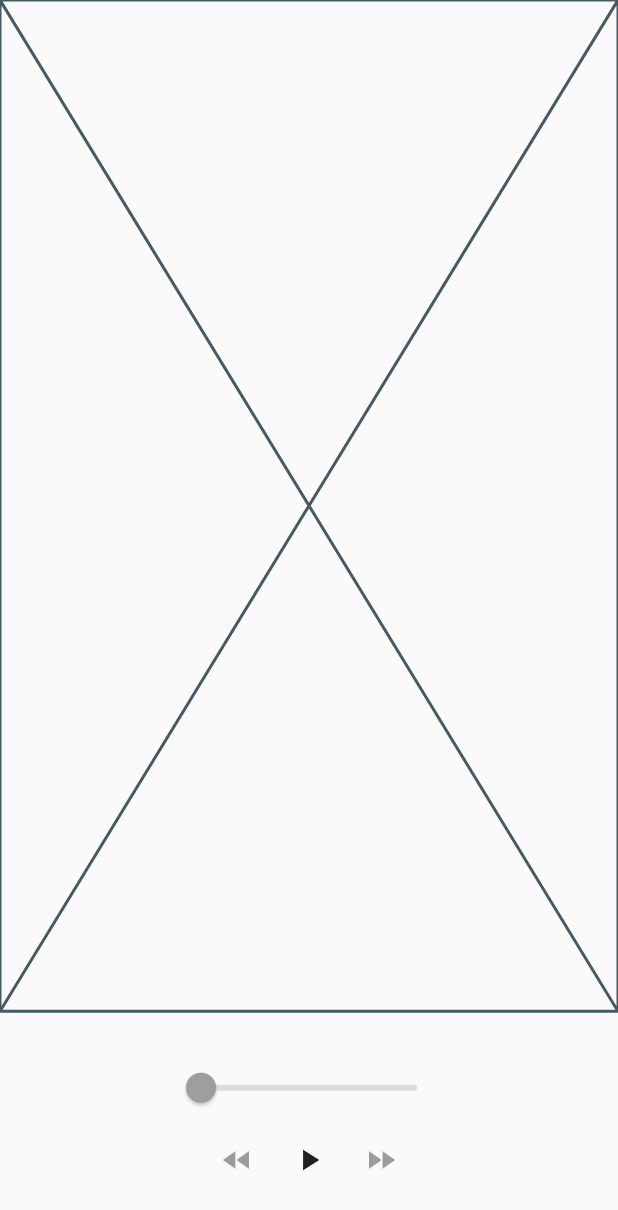
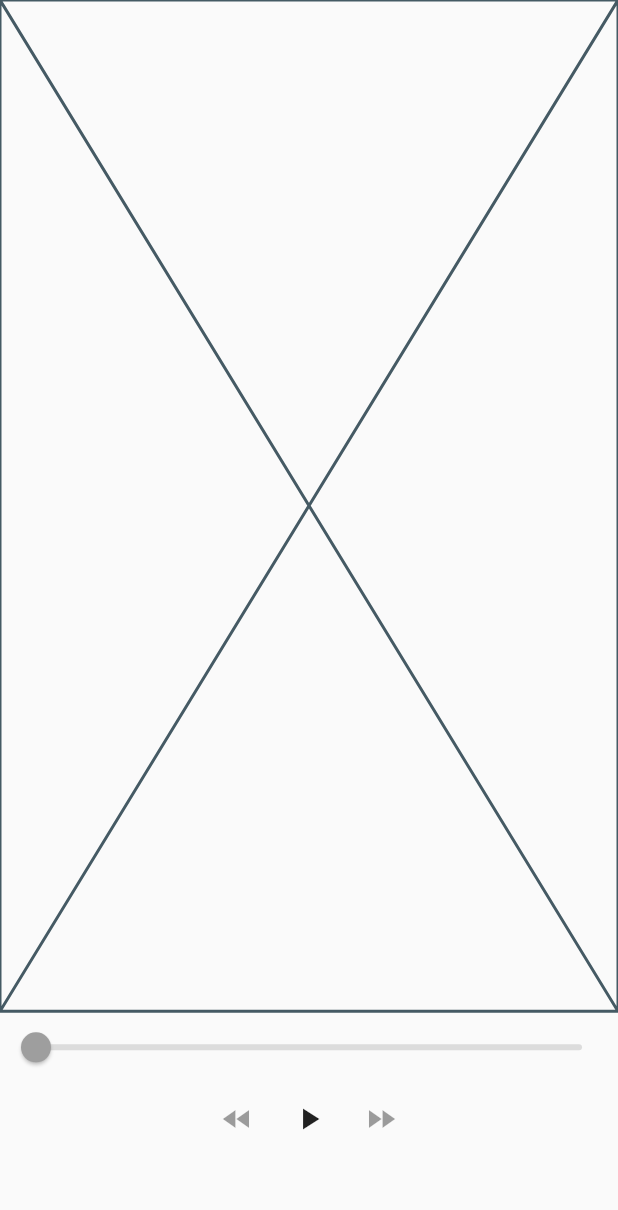
Before and after one commit to nahoang/app_dashcast_flutter, a Flutter app: the screen it shows after launch, on a phone screen of 412 x 824 dp. Shown: the top 1210 px of the screen. Run offline on Flutter 3.47's test engine with Material 2 defaults, Android fonts, the phone set to English and light mode, and no system bars; missing offline and left inert: flutter_sound.

Commit message:
feat: Implement Player

```diff
--- a/lib/main.dart
+++ b/lib/main.dart
@@ -1,44 +1,24 @@
-import 'dart:async';
-
 import 'package:flutter/material.dart';
 import 'package:flutter_sound/flutter_sound.dart';
 
-void main() {
-  runApp(const MyApp());
-}
+void main() => runApp(MyApp());
 
 class MyApp extends StatelessWidget {
-  const MyApp({Key key}) : super(key: key);
-
-  // This widget is the root of your application.
   @override
   Widget build(BuildContext context) {
     return MaterialApp(
-      title: 'Flutter Demo',
-      theme: ThemeData(
-        primarySwatch: Colors.blue,
-      ),
-      home: const MyHomePage(title: 'Flutter Demo Home Page'),
+      title: 'The Boring Show!',
+      home: BoringPage(),
     );
   }
 }
 
-class MyHomePage extends StatefulWidget {
-  const MyHomePage({Key key, this.title}) : super(key: key);
-
-  final String title;
-
-  @override
-  State<MyHomePage> createState() => _MyHomePageState();
-}
-
-class _MyHomePageState extends State<MyHomePage> {
+class BoringPage extends StatelessWidget {
   @override
   Widget build(BuildContext context) {
     return Scaffold(
-        body: Center(
-      child: SafeArea(child: DashCastApp()),
-    ));
+      body: SafeArea(child: DashCastApp()),
+    );
   }
 }
 
@@ -51,7 +31,10 @@ class DashCastApp extends StatelessWidget {
           flex: 9,
           child: Placeholder(),
         ),
-        Flexible(flex: 2, child: PlaybackButtons()),
+        Flexible(
+          flex: 2,
+          child: AudioControls(),
+        ),
       ],
     );
   }
@@ -62,30 +45,18 @@ class AudioControls extends StatelessWidget {
   Widget build(BuildContext context) {
     return Column(
       children: [
-        PlaybackButton(),
+        PlaybackButtons(),
       ],
     );
   }
 }
 
-class PlaybackButtons extends StatelessWidget {
+class PlaybackButtons extends StatefulWidget {
   @override
-  Widget build(BuildContext context) {
-    return Row(
-      mainAxisAlignment: MainAxisAlignment.center,
-      children: [
-        PlaybackButton(),
-      ],
-    );
-  }
+  _PlaybackButtonState createState() => _PlaybackButtonState();
 }
 
-class PlaybackButton extends StatefulWidget {
-  @override
-  State<PlaybackButton> createState() => _PlaybackButtonState();
-}
-
-class _PlaybackButtonState extends State<PlaybackButton> {
+class _PlaybackButtonState extends State<PlaybackButtons> {
   bool _isPlaying = false;
   FlutterSound _sound;
   final url =
@@ -96,31 +67,15 @@ class _PlaybackButtonState extends State<PlaybackButton> {
   @override
   void initState() {
     super.initState();
-    FlutterSound _sound = FlutterSound();
+    _sound = FlutterSound();
     _playPosition = 0;
   }
 
   void _stop() async {
     await _sound.stopPlayer();
-    setState(() {
-      _isPlaying = false;
-    });
+    setState(() => _isPlaying = false);
   }
 
-  // void _play() async {
-  //   String path = await _sound.startPlayer(url);
-  //   _playerSubscription = _sound.onPlayerStateChanged
-  //     ..listen((e) {
-  //       if (e != null) {
-  //         print(e.currentPosition);
-  //         setState(() {
-  //           _playPosition = e.currentPosition / e.duration;
-  //         });
-  //       }
-  //     });
-  //   setState(() {this._isPlaying = true;
-  //   });
-  // }
   void _play() async {
     await _sound.startPlayer(url);
     _playerSubscription = _sound.onPlayerStateChanged
@@ -146,18 +101,21 @@ class _PlaybackButtonState extends State<PlaybackButton> {
         Row(
           mainAxisAlignment: MainAxisAlignment.center,
           children: [
-            IconButton(onPressed: null, icon: Icon(Icons.fast_rewind)),
+            IconButton(icon: Icon(Icons.fast_rewind), onPressed: null),
             IconButton(
+              icon: _isPlaying ? Icon(Icons.stop) : Icon(Icons.play_arrow),
               onPressed: () {
                 if (_isPlaying) {
                   _stop();
                 } else {
                   _play();
                 }
-
               },
-                icon: _isPlaying ? Icon(Icons.stop) : Icon(Icons.play_arrow)),
-            IconButton(onPressed: null, icon: Icon(Icons.fast_forward)),
+            ),
+            IconButton(
+              icon: Icon(Icons.fast_forward),
+              onPressed: null,
+            ),
           ],
         ),
       ],
```
Lines whose indentation alone changed are shown as unchanged.
